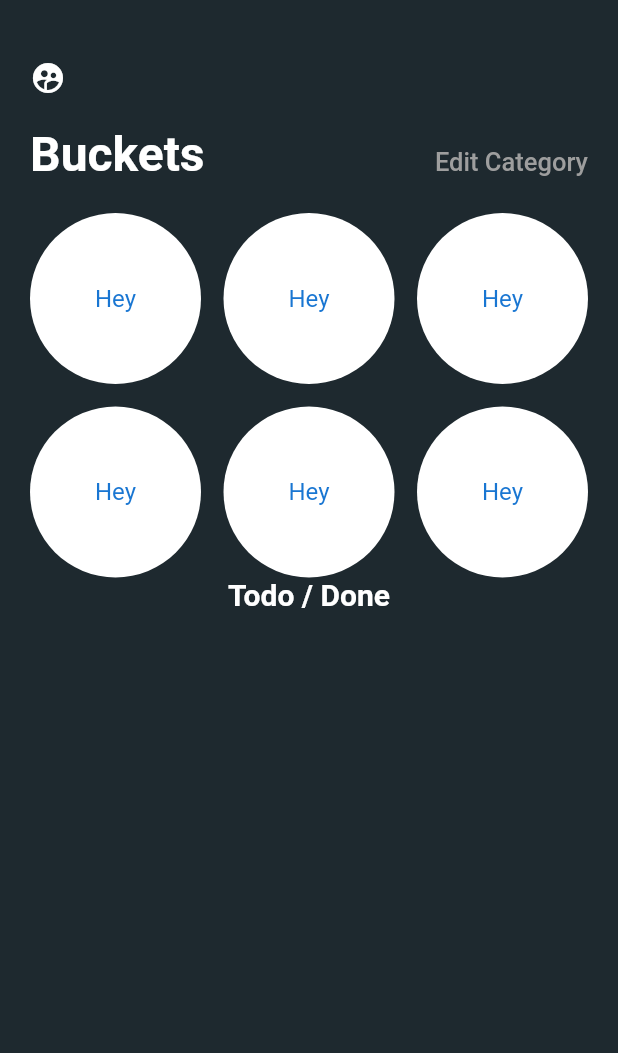
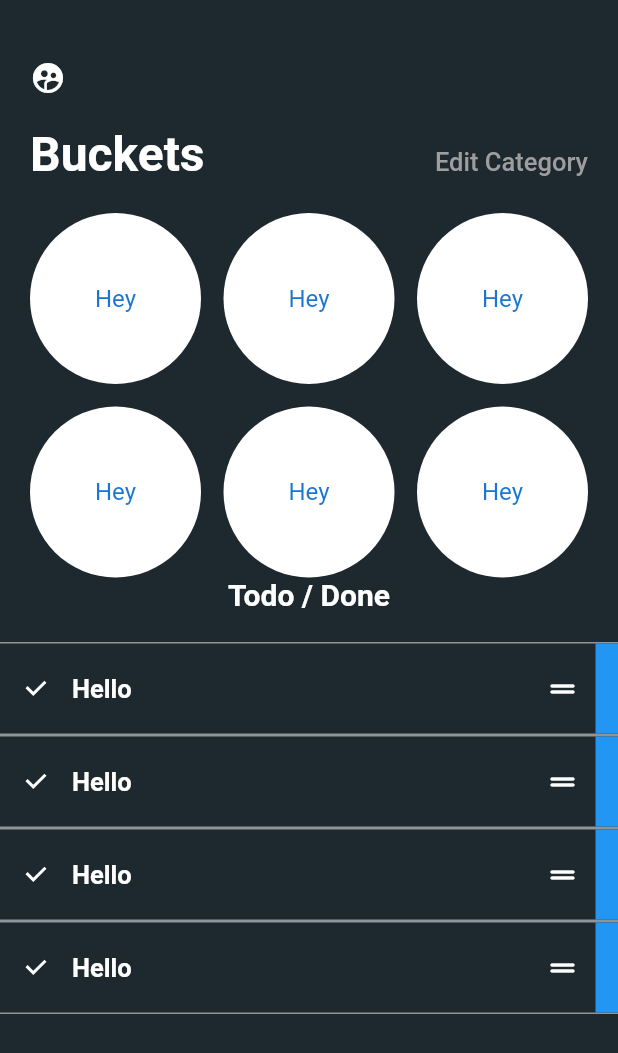
Before and after one commit to ceosss/bucket_list, a Flutter app: the screen it shows after launch, on a phone screen of 412 x 824 dp. Shown: the top 1053 px of the screen. Run offline on Flutter 3.47's test engine with Material 2 defaults, Android fonts, the phone set to English and light mode, and no system bars.

Commit message:
NEW: Todo Widget

```diff
--- a/lib/view/home.view.dart
+++ b/lib/view/home.view.dart
@@ -1,4 +1,5 @@
 import 'package:bucket_list/widget/category_card.widget.dart';
+import 'package:bucket_list/widget/todo.widget.dart';
 import 'package:flutter/material.dart';
 
 class Home extends StatefulWidget {
@@ -13,16 +14,17 @@ class _HomeState extends State<Home> {
   Widget build(BuildContext context) {
     return Scaffold(
         body: Container(
-      padding: EdgeInsets.symmetric(horizontal: 20),
       child: Column(
         children: [
           SizedBox(height: 40),
           Container(
+            padding: EdgeInsets.symmetric(horizontal: 20),
             alignment: Alignment.centerLeft,
             child: Icon(Icons.supervised_user_circle, color: Colors.white),
           ),
           SizedBox(height: 20),
           Container(
+            padding: EdgeInsets.symmetric(horizontal: 20),
             child: Row(
               mainAxisAlignment: MainAxisAlignment.spaceBetween,
               crossAxisAlignment: CrossAxisAlignment.baseline,
@@ -46,7 +48,9 @@ class _HomeState extends State<Home> {
           SingleChildScrollView(
             child: Column(
               children: [
-                GridView.count(
+                Container(
+                  padding: EdgeInsets.symmetric(horizontal: 20),
+                  child: GridView.count(
                     crossAxisCount: 3,
                     crossAxisSpacing: 15,
                     mainAxisSpacing: 15,
@@ -60,10 +64,22 @@ class _HomeState extends State<Home> {
                       CategoryCard(),
                     ],
                   ),
+                ),
                 Container(
                   child: Text(
                     "Todo / Done",
                     style: Theme.of(context).textTheme.headline2,
+                  ),
+                ),
+                SizedBox(height: 20),
+                Container(
+                  child: Column(
+                    children: [
+                      Todo(),
+                      Todo(),
+                      Todo(),
+                      Todo(),
+                    ],
                   ),
                 )
               ],
--- /dev/null
+++ b/lib/widget/todo.widget.dart
@@ -0,0 +1,64 @@
+import 'package:flutter/material.dart';
+
+class Todo extends StatefulWidget {
+  Todo({Key key}) : super(key: key);
+
+  @override
+  _TodoState createState() => _TodoState();
+}
+
+class _TodoState extends State<Todo> {
+  @override
+  Widget build(BuildContext context) {
+    return Container(
+      decoration: BoxDecoration(
+        border: Border(
+          bottom: BorderSide(
+            width: 1,
+            color: Colors.white.withOpacity(0.5),
+          ),
+          top: BorderSide(
+            width: 1,
+            color: Colors.white.withOpacity(0.5),
+          ),
+        ),
+      ),
+      child: Row(
+        children: [
+          Checkbox(
+            value: true,
+            onChanged: (value) {},
+          ),
+          Expanded(
+            child: Text(
+              "Hello",
+              style: Theme.of(context).textTheme.bodyText1.copyWith(
+                    color: Colors.white,
+                    fontWeight: FontWeight.bold,
+                  ),
+            ),
+          ),
+          Container(
+            child: Row(
+              mainAxisAlignment: MainAxisAlignment.end,
+              children: [
+                Icon(
+                  Icons.drag_handle_rounded,
+                  color: Colors.white,
+                ),
+                SizedBox(
+                  width: 10,
+                ),
+                Container(
+                  width: 15,
+                  height: 60,
+                  color: Colors.blue,
+                ),
+              ],
+            ),
+          )
+        ],
+      ),
+    );
+  }
+}
```
Lines whose indentation alone changed are shown as unchanged.
